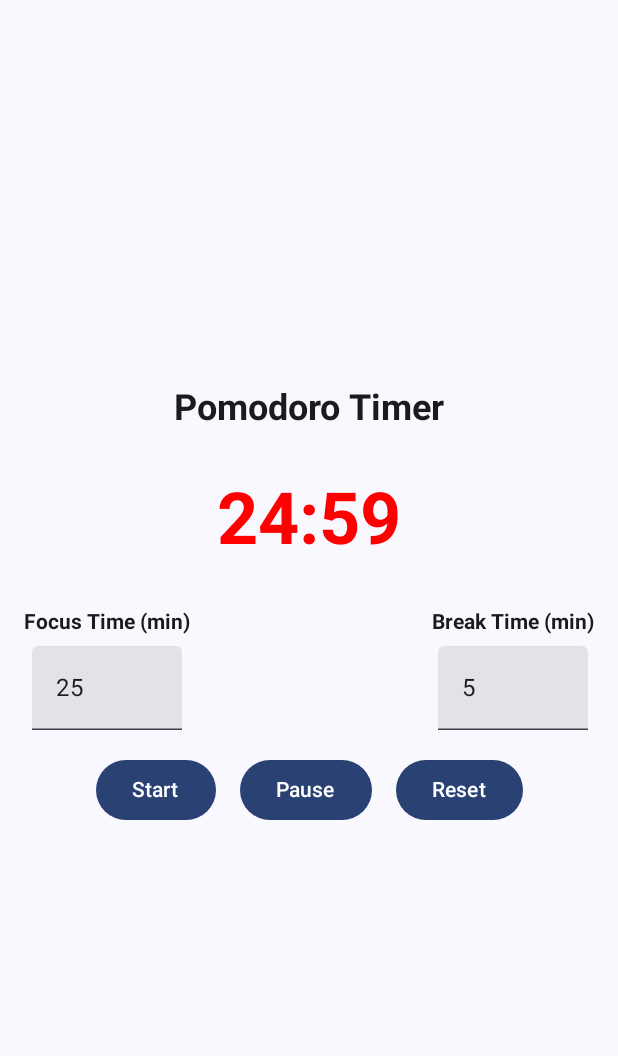
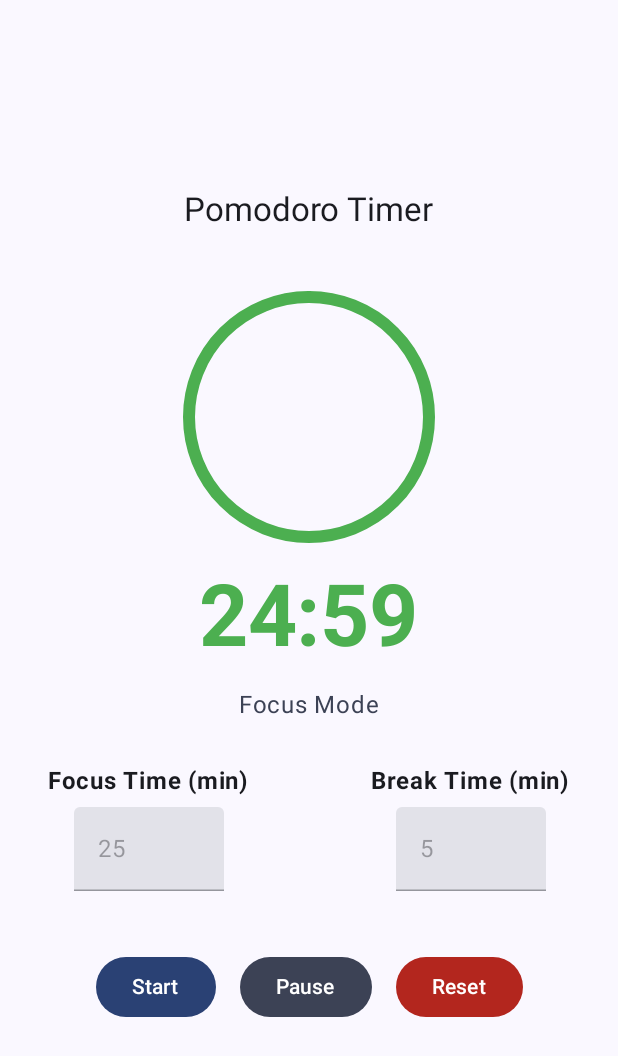
Before and after one commit to daviddcg4/FOCUS_PRO, an Android app built with Jetpack Compose: the PomodoroTimerScreen screen opened through its navigation route, after a tap on "Start", on a phone screen of 412 x 824 dp. Shown: the top 1056 px of the screen. Run offline under Robolectric (Android 15) with nearby library versions, the phone set to English and light mode, and no system bars; our stand-ins replace Firebase (no records; nobody signed in at launch, a user with empty details on screens opened directly).

Commit message:
Mejora ui Pomodoro

```diff
--- a/app/src/main/java/com/example/focuspro/pomodoroTimer/PomodoroTimerScreen.kt
+++ b/app/src/main/java/com/example/focuspro/pomodoroTimer/PomodoroTimerScreen.kt
@@ -18,12 +18,15 @@ import com.example.focuspro.R
 
 @Composable
 fun PomodoroTimerScreen(navController: NavController) {
-    var focusTime by remember { mutableStateOf(25 * 60) } // Focus time in seconds
-    var breakTime by remember { mutableStateOf(5 * 60) } // Break time in seconds
-    var timeLeft by remember { mutableStateOf(focusTime) } // Remaining time
+    var focusTime by remember { mutableStateOf(25 * 60) } // Tiempo de enfoque
+    var breakTime by remember { mutableStateOf(5 * 60) } // Tiempo de descanso
+    var timeLeft by remember { mutableStateOf(focusTime) } // Tiempo restante
     var isRunning by remember { mutableStateOf(false) }
     var isFocusMode by remember { mutableStateOf(true) }
     val coroutineScope = rememberCoroutineScope()
+
+    // Barra de progreso basada en el tiempo restante
+    val progress = timeLeft.toFloat() / if (isFocusMode) focusTime else breakTime
 
     Column(
         modifier = Modifier
@@ -34,73 +37,101 @@ fun PomodoroTimerScreen(navController: NavController) {
     ) {
         Text(
             text = stringResource(id = R.string.pomodoro_timer_title),
-            style = TextStyle(fontSize = 24.sp, fontWeight = FontWeight.Bold),
-            modifier = Modifier.padding(bottom = 32.dp)
+            style = MaterialTheme.typography.titleLarge,
+            modifier = Modifier.padding(bottom = 24.dp)
+        )
+
+        // Progreso del temporizador
+        CircularProgressIndicator(
+            progress = progress,
+            strokeWidth = 8.dp,
+            color = if (isFocusMode) Color(0xFF4CAF50) else Color(0xFF2196F3),
+            modifier = Modifier
+                .size(200.dp)
+                .padding(16.dp)
         )
 
         Text(
             text = formatTime(timeLeft),
-            style = TextStyle(fontSize = 48.sp, fontWeight = FontWeight.Bold, color = Color.Red),
+            style = MaterialTheme.typography.displayLarge.copy(
+                fontWeight = FontWeight.Bold,
+                color = if (isFocusMode) Color(0xFF4CAF50) else Color(0xFF2196F3)
+            ),
+            modifier = Modifier.padding(bottom = 16.dp)
+        )
+
+        Text(
+            text = if (isFocusMode) stringResource(id = R.string.focus_mode) else stringResource(id = R.string.break_mode),
+            style = MaterialTheme.typography.bodyLarge.copy(color = MaterialTheme.colorScheme.secondary),
             modifier = Modifier.padding(bottom = 32.dp)
         )
 
-        // Section for adjusting times
+        // Ajustes de tiempo
         Row(
-            modifier = Modifier.fillMaxWidth(),
+            modifier = Modifier
+                .fillMaxWidth()
+                .padding(horizontal = 16.dp),
             horizontalArrangement = Arrangement.SpaceBetween
         ) {
             TimeInputField(
                 label = stringResource(id = R.string.focus_time_label),
                 time = focusTime,
-                onTimeChange = { focusTime = it * 60 }
+                onTimeChange = { focusTime = it * 60 },
+                enabled = !isRunning
             )
             TimeInputField(
                 label = stringResource(id = R.string.break_time_label),
                 time = breakTime,
-                onTimeChange = { breakTime = it * 60 }
+                onTimeChange = { breakTime = it * 60 },
+                enabled = !isRunning
             )
         }
 
+        Spacer(modifier = Modifier.height(24.dp))
+
+        // Controles del temporizador
         Row(
             horizontalArrangement = Arrangement.spacedBy(16.dp),
             modifier = Modifier.padding(vertical = 16.dp)
         ) {
-            Button(onClick = {
+            Button(
+                onClick = {
                     if (!isRunning) {
                         isRunning = true
-                    timeLeft = focusTime // Start with focus time
-                    isFocusMode = true // Focus mode
+                        timeLeft = if (isFocusMode) focusTime else breakTime
                         coroutineScope.launch {
                             while (isRunning) {
                                 delay(1000L)
                                 timeLeft--
 
-                            // Switch between focus and break
                                 if (timeLeft <= 0) {
-                                if (isFocusMode) {
-                                    timeLeft = breakTime // Switch to break time
-                                } else {
-                                    timeLeft = focusTime // Switch to focus time
-                                }
-                                isFocusMode = !isFocusMode // Toggle mode
+                                    isFocusMode = !isFocusMode
+                                    timeLeft = if (isFocusMode) focusTime else breakTime
                                 }
                             }
                         }
                     }
-            }) {
+                },
+                colors = ButtonDefaults.buttonColors(containerColor = MaterialTheme.colorScheme.primary)
+            ) {
                 Text(stringResource(id = R.string.start_button_label))
             }
 
-            Button(onClick = {
-                isRunning = false
-            }) {
+            Button(
+                onClick = { isRunning = false },
+                colors = ButtonDefaults.buttonColors(containerColor = MaterialTheme.colorScheme.secondary)
+            ) {
                 Text(stringResource(id = R.string.pause_button_label))
             }
 
-            Button(onClick = {
+            Button(
+                onClick = {
                     isRunning = false
-                timeLeft = focusTime // Reset to focus time
-            }) {
+                    timeLeft = focusTime
+                    isFocusMode = true
+                },
+                colors = ButtonDefaults.buttonColors(containerColor = MaterialTheme.colorScheme.error)
+            ) {
                 Text(stringResource(id = R.string.reset_button_label))
             }
         }
@@ -108,18 +139,19 @@ fun PomodoroTimerScreen(navController: NavController) {
 }
 
 @Composable
-fun TimeInputField(label: String, time: Int, onTimeChange: (Int) -> Unit) {
-    var inputValue by remember { mutableStateOf(time / 60) } // Display time in minutes
+fun TimeInputField(label: String, time: Int, onTimeChange: (Int) -> Unit, enabled: Boolean) {
+    var inputValue by remember { mutableStateOf(time / 60) }
 
     Column(horizontalAlignment = Alignment.CenterHorizontally) {
-        Text(label, style = TextStyle(fontWeight = FontWeight.Bold))
+        Text(label, style = MaterialTheme.typography.bodyLarge.copy(fontWeight = FontWeight.Bold))
         Spacer(modifier = Modifier.height(8.dp))
         TextField(
             value = inputValue.toString(),
             onValueChange = {
-                inputValue = it.toIntOrNull() ?: 0 // Change the value to integer
-                onTimeChange(inputValue) // Update the time
+                inputValue = it.toIntOrNull() ?: 0
+                onTimeChange(inputValue)
             },
+            enabled = enabled,
             modifier = Modifier.width(100.dp),
             singleLine = true
         )
--- a/app/src/main/res/values/strings.xml
+++ b/app/src/main/res/values/strings.xml
@@ -180,6 +180,8 @@
     <string name="accept_terms_button">Aceptar terminos y condiciones</string>
     <string name="decline_terms_button">Denegar terminos y condiciones</string>
     <string name="ok">OK</string>
+    <string name="focus_mode">Focus Mode</string>
+    <string name="break_mode">Break Mode</string>
 
 
 </resources>
```
Also changed, not shown: 1 other file. Lines whose indentation alone changed are shown as unchanged.
